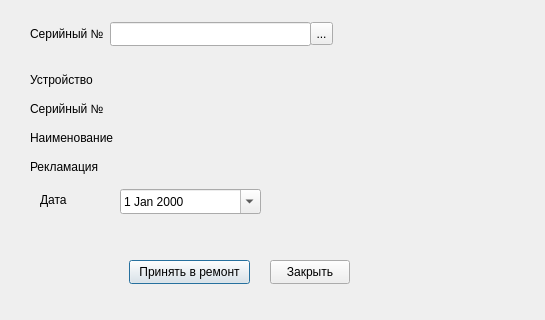
The window that Remont/remontwindow.ui (AlexeyScherbakov2021/Remont2) describes before a commit, drawn with Qt 5.
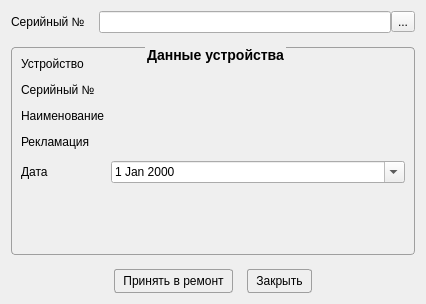
The same window after the commit.

Diff of the .ui file:
```diff
--- a/Remont/remontwindow.ui
+++ b/Remont/remontwindow.ui
@@ -6,228 +6,232 @@
    <rect>
     <x>0</x>
     <y>0</y>
-    <width>545</width>
-    <height>320</height>
+    <width>426</width>
+    <height>304</height>
    </rect>
   </property>
   <property name="windowTitle">
    <string>Принять в ремонт</string>
   </property>
-  <widget class="QPushButton" name="pbOK">
-   <property name="geometry">
-    <rect>
-     <x>129</x>
-     <y>260</y>
-     <width>121</width>
-     <height>24</height>
-    </rect>
+  <property name="styleSheet">
+   <string notr="true">QGroupBox {
+    border: 1px solid #9F9F9F;
+    font-size: 14px;
+    font-weight: 800;
+    color: black;
+    border-radius: 4px;
+    margin-top: 2.5ex; 
+    padding-top: 2ex;
+}
+QGroupBox::title {
+    subcontrol-origin: margin;
+    subcontrol-position: top center;
+}
+
+
+QPushButton {
+    border-radius: 3px;
+    border: 1px solid #9F9F9F;
+	padding-left: 8px;
+	padding-right: 8px;
+	padding-top: 4px;
+	padding-bottom: 4px;
+}
+
+QPushButton:hover { 
+	background-color: white;
+}
+
+QPushButton:pressed {
+background-color: LightGray;
+    position: relative;
+     top: 4px; left: 4px;
+}
+
+</string>
+  </property>
+  <layout class="QVBoxLayout" name="verticalLayout" stretch="0,1,0">
+   <property name="spacing">
+    <number>14</number>
    </property>
-   <property name="text">
-    <string>Принять в ремонт</string>
-   </property>
-  </widget>
-  <widget class="QPushButton" name="pbCancel">
-   <property name="geometry">
-    <rect>
-     <x>270</x>
-     <y>260</y>
-     <width>80</width>
-     <height>24</height>
-    </rect>
-   </property>
-   <property name="text">
-    <string>Закрыть</string>
-   </property>
-  </widget>
-  <widget class="QLineEdit" name="leNumber">
-   <property name="geometry">
-    <rect>
-     <x>110</x>
-     <y>22</y>
-     <width>201</width>
-     <height>24</height>
-    </rect>
-   </property>
-  </widget>
-  <widget class="QLabel" name="label">
-   <property name="geometry">
-    <rect>
-     <x>30</x>
-     <y>159</y>
-     <width>81</width>
-     <height>16</height>
-    </rect>
-   </property>
-   <property name="text">
-    <string>Рекламация</string>
-   </property>
-  </widget>
-  <widget class="QLabel" name="label_7">
-   <property name="geometry">
-    <rect>
-     <x>30</x>
-     <y>130</y>
-     <width>91</width>
-     <height>16</height>
-    </rect>
-   </property>
-   <property name="text">
-    <string>Наименование</string>
-   </property>
-  </widget>
-  <widget class="QLabel" name="label_3">
-   <property name="geometry">
-    <rect>
-     <x>40</x>
-     <y>192</y>
-     <width>49</width>
-     <height>16</height>
-    </rect>
-   </property>
-   <property name="text">
-    <string>Дата</string>
-   </property>
-  </widget>
-  <widget class="QLabel" name="label_6">
-   <property name="geometry">
-    <rect>
-     <x>30</x>
-     <y>101</y>
-     <width>91</width>
-     <height>16</height>
-    </rect>
-   </property>
-   <property name="text">
-    <string>Серийный №</string>
-   </property>
-  </widget>
-  <widget class="QLabel" name="label_4">
-   <property name="geometry">
-    <rect>
-     <x>30</x>
-     <y>26</y>
-     <width>80</width>
-     <height>16</height>
-    </rect>
-   </property>
-   <property name="text">
-    <string>Серийный №</string>
-   </property>
-  </widget>
-  <widget class="QDateEdit" name="deDate">
-   <property name="geometry">
-    <rect>
-     <x>120</x>
-     <y>189</y>
-     <width>141</width>
-     <height>25</height>
-    </rect>
-   </property>
-   <property name="calendarPopup">
-    <bool>true</bool>
-   </property>
-   <property name="timeSpec">
-    <enum>Qt::TimeSpec::LocalTime</enum>
-   </property>
-  </widget>
-  <widget class="QLabel" name="label_2">
-   <property name="geometry">
-    <rect>
-     <x>30</x>
-     <y>72</y>
-     <width>71</width>
-     <height>16</height>
-    </rect>
-   </property>
-   <property name="text">
-    <string>Устройство</string>
-   </property>
-  </widget>
-  <widget class="QLabel" name="lbNumber">
-   <property name="geometry">
-    <rect>
-     <x>120</x>
-     <y>101</y>
-     <width>400</width>
-     <height>16</height>
-    </rect>
-   </property>
-   <property name="font">
-    <font>
-     <bold>true</bold>
-    </font>
-   </property>
-   <property name="text">
-    <string/>
-   </property>
-  </widget>
-  <widget class="QLabel" name="lbDevice">
-   <property name="geometry">
-    <rect>
-     <x>120</x>
-     <y>72</y>
-     <width>400</width>
-     <height>16</height>
-    </rect>
-   </property>
-   <property name="font">
-    <font>
-     <bold>true</bold>
-    </font>
-   </property>
-   <property name="text">
-    <string/>
-   </property>
-  </widget>
-  <widget class="QLabel" name="lbClaim">
-   <property name="geometry">
-    <rect>
-     <x>120</x>
-     <y>159</y>
-     <width>400</width>
-     <height>16</height>
-    </rect>
-   </property>
-   <property name="font">
-    <font>
-     <bold>true</bold>
-    </font>
-   </property>
-   <property name="text">
-    <string/>
-   </property>
-  </widget>
-  <widget class="QToolButton" name="tbNumber">
-   <property name="geometry">
-    <rect>
-     <x>310</x>
-     <y>22</y>
-     <width>23</width>
-     <height>23</height>
-    </rect>
-   </property>
-   <property name="text">
-    <string>...</string>
-   </property>
-  </widget>
-  <widget class="QLabel" name="lbName">
-   <property name="geometry">
-    <rect>
-     <x>120</x>
-     <y>130</y>
-     <width>400</width>
-     <height>16</height>
-    </rect>
-   </property>
-   <property name="font">
-    <font>
-     <bold>true</bold>
-    </font>
-   </property>
-   <property name="text">
-    <string/>
-   </property>
-  </widget>
+   <item>
+    <layout class="QHBoxLayout" name="horizontalLayout_2">
+     <item>
+      <widget class="QLabel" name="label_4">
+       <property name="text">
+        <string>Серийный №</string>
+       </property>
+      </widget>
+     </item>
+     <item>
+      <layout class="QHBoxLayout" name="horizontalLayout">
+       <property name="spacing">
+        <number>0</number>
+       </property>
+       <item>
+        <widget class="QLineEdit" name="leNumber"/>
+       </item>
+       <item>
+        <widget class="QToolButton" name="tbNumber">
+         <property name="text">
+          <string>...</string>
+         </property>
+        </widget>
+       </item>
+      </layout>
+     </item>
+    </layout>
+   </item>
+   <item>
+    <widget class="QGroupBox" name="groupBox">
+     <property name="title">
+      <string>Данные устройства</string>
+     </property>
+     <layout class="QFormLayout" name="formLayout">
+      <property name="verticalSpacing">
+       <number>12</number>
+      </property>
+      <item row="0" column="0">
+       <widget class="QLabel" name="label_2">
+        <property name="text">
+         <string>Устройство</string>
+        </property>
+       </widget>
+      </item>
+      <item row="0" column="1">
+       <widget class="QLabel" name="lbDevice">
+        <property name="font">
+         <font>
+          <bold>true</bold>
+         </font>
+        </property>
+        <property name="text">
+         <string/>
+        </property>
+       </widget>
+      </item>
+      <item row="1" column="0">
+       <widget class="QLabel" name="label_6">
+        <property name="text">
+         <string>Серийный №</string>
+        </property>
+       </widget>
+      </item>
+      <item row="1" column="1">
+       <widget class="QLabel" name="lbNumber">
+        <property name="font">
+         <font>
+          <bold>true</bold>
+         </font>
+        </property>
+        <property name="text">
+         <string/>
+        </property>
+       </widget>
+      </item>
+      <item row="2" column="0">
+       <widget class="QLabel" name="label_7">
+        <property name="text">
+         <string>Наименование</string>
+        </property>
+       </widget>
+      </item>
+      <item row="2" column="1">
+       <widget class="QLabel" name="lbName">
+        <property name="font">
+         <font>
+          <bold>true</bold>
+         </font>
+        </property>
+        <property name="text">
+         <string/>
+        </property>
+       </widget>
+      </item>
+      <item row="3" column="0">
+       <widget class="QLabel" name="label">
+        <property name="text">
+         <string>Рекламация</string>
+        </property>
+       </widget>
+      </item>
+      <item row="3" column="1">
+       <widget class="QLabel" name="lbClaim">
+        <property name="font">
+         <font>
+          <bold>true</bold>
+         </font>
+        </property>
+        <property name="text">
+         <string/>
+        </property>
+       </widget>
+      </item>
+      <item row="4" column="0">
+       <widget class="QLabel" name="label_3">
+        <property name="text">
+         <string>Дата</string>
+        </property>
+       </widget>
+      </item>
+      <item row="4" column="1">
+       <widget class="QDateEdit" name="deDate">
+        <property name="calendarPopup">
+         <bool>true</bool>
+        </property>
+        <property name="timeSpec">
+         <enum>Qt::TimeSpec::LocalTime</enum>
+        </property>
+       </widget>
+      </item>
+     </layout>
+    </widget>
+   </item>
+   <item>
+    <layout class="QHBoxLayout" name="horizontalLayout_3">
+     <item>
+      <spacer name="horizontalSpacer">
+       <property name="orientation">
+        <enum>Qt::Orientation::Horizontal</enum>
+       </property>
+       <property name="sizeHint" stdset="0">
+        <size>
+         <width>40</width>
+         <height>20</height>
+        </size>
+       </property>
+      </spacer>
+     </item>
+     <item>
+      <widget class="QPushButton" name="pbOK">
+       <property name="text">
+        <string>Принять в ремонт</string>
+       </property>
+      </widget>
+     </item>
+     <item>
+      <widget class="QPushButton" name="pbCancel">
+       <property name="text">
+        <string>Закрыть</string>
+       </property>
+      </widget>
+     </item>
+     <item>
+      <spacer name="horizontalSpacer_2">
+       <property name="orientation">
+        <enum>Qt::Orientation::Horizontal</enum>
+       </property>
+       <property name="sizeHint" stdset="0">
+        <size>
+         <width>40</width>
+         <height>20</height>
+        </size>
+       </property>
+      </spacer>
+     </item>
+    </layout>
+   </item>
+  </layout>
  </widget>
  <resources/>
  <connections>
```
